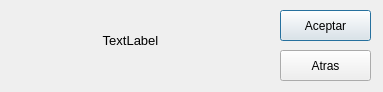
This is src/UI/password.ui in PurpleFlamingo/purpleACOES as Qt 5 draws it before an edit. The edited form follows.
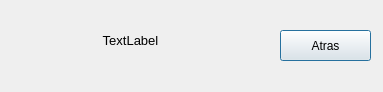
This is the edited form.

The edit to the form file:
```diff
--- a/src/UI/password.ui
+++ b/src/UI/password.ui
@@ -35,24 +35,11 @@
     <set>Qt::AlignCenter</set>
    </property>
   </widget>
-  <widget class="QPushButton" name="bOk">
-   <property name="geometry">
-    <rect>
-     <x>280</x>
-     <y>10</y>
-     <width>91</width>
-     <height>31</height>
-    </rect>
-   </property>
-   <property name="text">
-    <string>Aceptar</string>
-   </property>
-  </widget>
   <widget class="QPushButton" name="bExit">
    <property name="geometry">
     <rect>
      <x>280</x>
-     <y>50</y>
+     <y>30</y>
      <width>91</width>
      <height>31</height>
     </rect>
```
